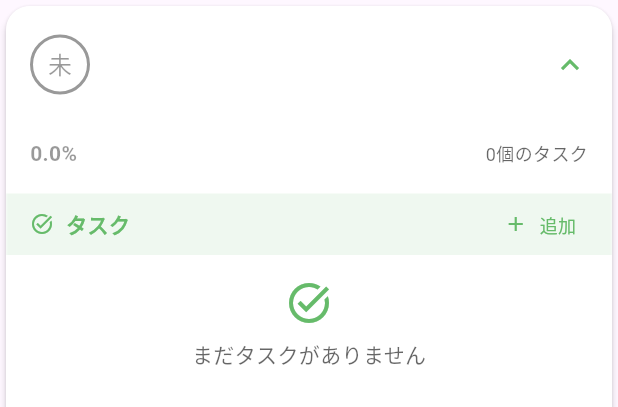
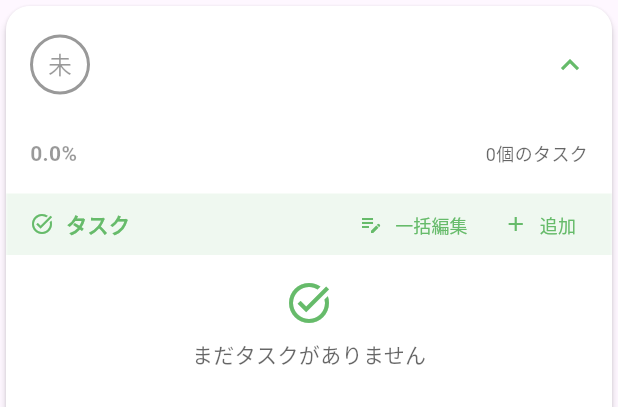
Before and after one commit to IT-Engineer-K/yutrutasu, a Flutter app: the _ExpandableTaskItemCard widget shown alone on an empty page, opened directly with empty values, after a tap on an icon or button, on a phone screen of 412 x 824 dp. Shown: the top 407 px of the screen. Run offline on Flutter 3.47's test engine with Material 3 defaults, Android fonts, the phone set to English and light mode, and no system bars; our stand-ins replace flutter_dotenv, google_mobile_ads, shared_preferences; missing offline and left inert: app_tracking_transparency; accounts and stored records are empty; Roboto replaces fonts that are missing (NotoSansJP).

Commit message:
一括編集

```diff
--- a/lib/src/views/yaru_koto_detail_expandable_view.dart
+++ b/lib/src/views/yaru_koto_detail_expandable_view.dart
@@ -11,6 +11,7 @@ import '../common/progress_helpers.dart';
 import '../common/theme_helpers.dart';
 import 'edit_task_dialog.dart';
 import 'add_task_dialog.dart';
+import 'bulk_edit_items_view.dart';
 
 class YaruKotoDetailExpandableView extends StatelessWidget {
   const YaruKotoDetailExpandableView({
@@ -458,6 +459,23 @@ class _ExpandableTaskItemCardState extends State<_ExpandableTaskItemCard> {
                           ),
                         ),
                         const Spacer(),
+                        Row(
+                          mainAxisSize: MainAxisSize.min,
+                          children: [
+                            TextButton.icon(
+                              onPressed: () => _showBulkEditTasksDialog(context),
+                              icon: Icon(Icons.edit_note, color: theme.colorScheme.primary, size: 16),
+                              label: Text(
+                                '一括編集',
+                                style: TextStyle(color: theme.colorScheme.primary, fontSize: 12),
+                              ),
+                              style: TextButton.styleFrom(
+                                padding: const EdgeInsets.symmetric(horizontal: 8, vertical: 4),
+                                minimumSize: Size.zero,
+                                tapTargetSize: MaterialTapTargetSize.shrinkWrap,
+                              ),
+                            ),
+                            const SizedBox(width: 8),
                             TextButton.icon(
                               onPressed: () => _showAddTaskDialog(context),
                               icon: Icon(Icons.add, color: theme.colorScheme.primary, size: 16),
@@ -470,6 +488,8 @@ class _ExpandableTaskItemCardState extends State<_ExpandableTaskItemCard> {
                                 minimumSize: Size.zero,
                                 tapTargetSize: MaterialTapTargetSize.shrinkWrap,
                               ),
+                            ),
+                          ],
                         ),
                       ],
                     ),
@@ -523,6 +543,18 @@ class _ExpandableTaskItemCardState extends State<_ExpandableTaskItemCard> {
         onAdd: (title) {
           widget.controller.addTask(widget.yaruKoto.id, widget.item.id, title);
         },
+      ),
+    );
+  }
+
+  void _showBulkEditTasksDialog(BuildContext context) {
+    Navigator.of(context).push(
+      MaterialPageRoute(
+        builder: (context) => BulkEditTasksView(
+          yaruKoto: widget.yaruKoto,
+          taskItem: widget.item,
+          controller: widget.controller,
+        ),
       ),
     );
   }
```
Also changed, not shown: lib/src/controllers/yaru_koto_controller.dart (+82 -0 lines), lib/src/views/yaru_koto_detail_view.dart (+32 -0 lines). Lines whose indentation alone changed are shown as unchanged.
